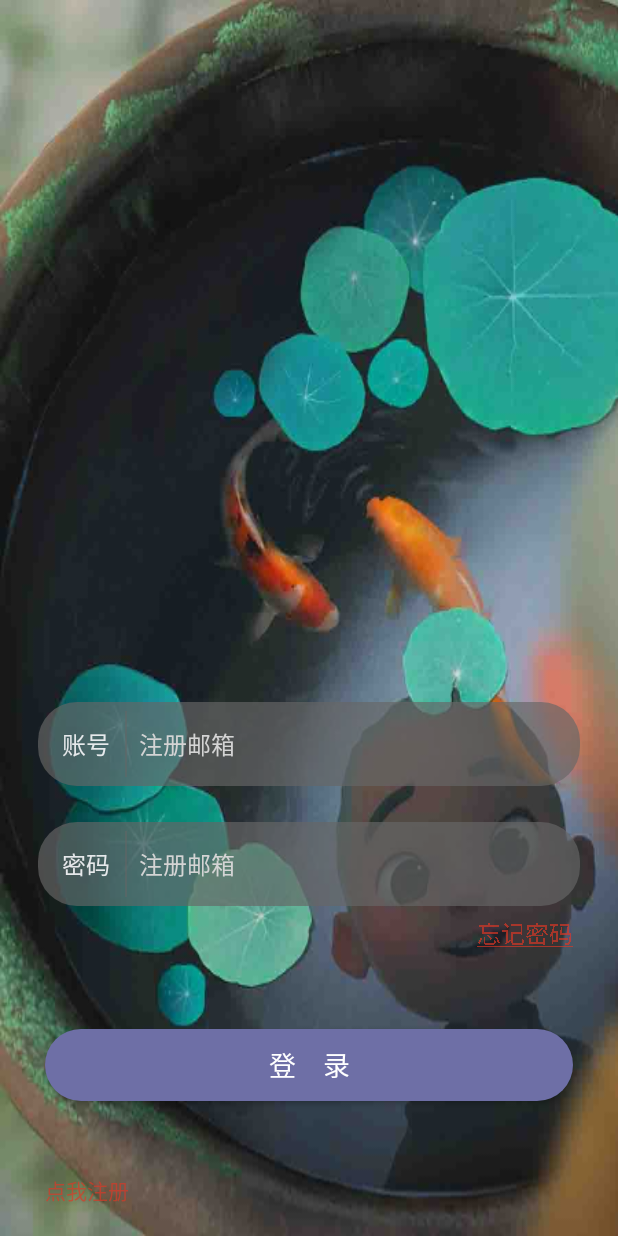
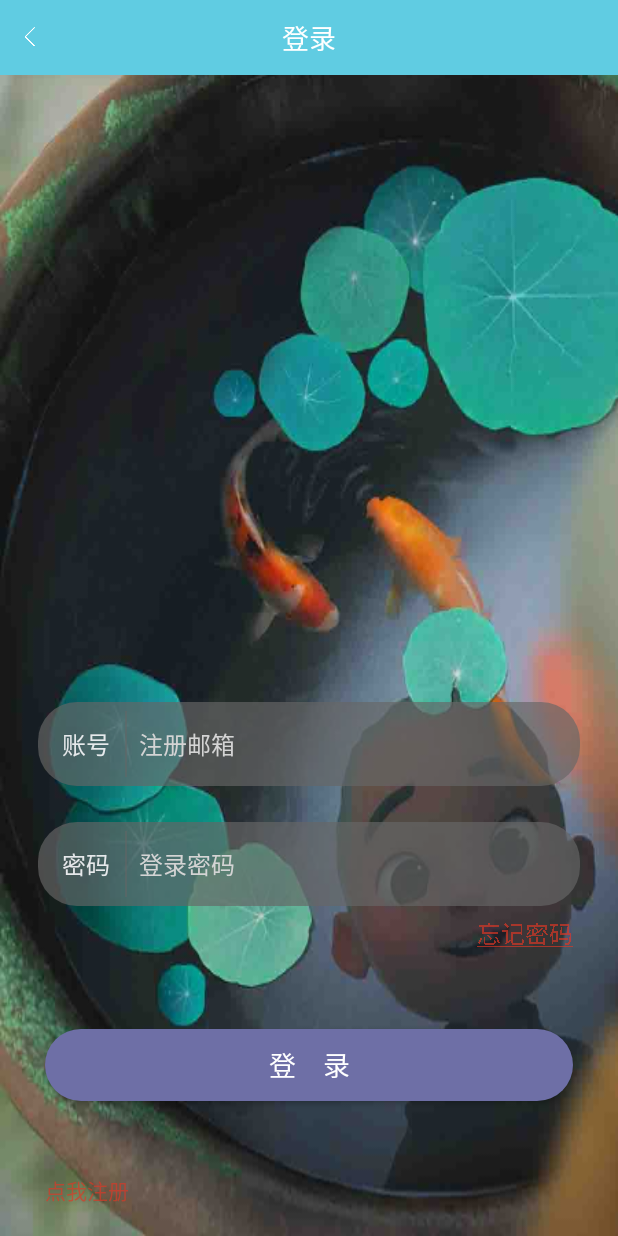
Before and after one commit to 1004145468/xtuPlayer, an Android app: the LoginActivity screen opened directly, with no data from a screen before it, on a phone screen of 412 x 824 dp. Run offline under Robolectric (Android 15) with nearby library versions, the phone set to English and light mode, and no system bars; our stand-ins replace ButterKnife; libraries missing offline, so code that uses them is left out: cn.bmob.v3.

Commit message:
1. 修改登录界面返回退出应用问题  2. 修改界面跳转逻辑 3. 提供清楚用户信息功能

```diff
--- a/Player/app/src/main/java/com/ruo/player/HomeActivity.java
+++ b/Player/app/src/main/java/com/ruo/player/HomeActivity.java
@@ -97,8 +97,7 @@ public class HomeActivity extends FragmentActivity {
     protected void onActivityResult(int requestCode, int resultCode, Intent data) {
         super.onActivityResult(requestCode, resultCode, data);
         if (requestCode == REQUEST_USERINFO && resultCode == RESULT_OK) {
-            PLGT.gotoLoginActivity(this);
-            finish();
+            mHeadView.setImageURI("");
         }
     }
 }
--- a/Player/app/src/main/java/com/ruo/player/LoginActivity.java
+++ b/Player/app/src/main/java/com/ruo/player/LoginActivity.java
@@ -11,11 +11,10 @@ import android.widget.TextView;
 import com.ruo.player.Utils.BmobUtils;
 import com.ruo.player.Utils.DialogUtils;
 import com.ruo.player.Utils.PLGT;
-import com.ruo.player.base.BaseActivity;
+import com.ruo.player.base.BaseTitleBackActivity;
 import com.ruo.player.entries.Player;
 
 import butterknife.BindView;
-import butterknife.ButterKnife;
 import butterknife.OnClick;
 import cn.bmob.v3.exception.BmobException;
 import cn.bmob.v3.listener.SaveListener;
@@ -24,7 +23,7 @@ import cn.bmob.v3.listener.SaveListener;
  * Created by Administrator on 2017/4/3.
  */
 
-public class LoginActivity extends BaseActivity {
+public class LoginActivity extends BaseTitleBackActivity {
 
     @BindView(R.id.login_forgetpsw)
     TextView forgetPswView;
@@ -82,8 +81,16 @@ public class LoginActivity extends BaseActivity {
     @Override
     protected void onCreate(@Nullable Bundle savedInstanceState) {
         super.onCreate(savedInstanceState);
-        setContentView(R.layout.activity_login);
-        ButterKnife.bind(this);
         forgetPswView.getPaint().setFlags(Paint.UNDERLINE_TEXT_FLAG);
     }
+
+    @Override
+    public int getLayoutId() {
+        return R.layout.activity_login;
+    }
+
+    @Override
+    public String getBarTitle() {
+        return "登录";
+    }
 }
--- a/Player/app/src/main/res/layout/activity_forgetpsw.xml
+++ b/Player/app/src/main/res/layout/activity_forgetpsw.xml
@@ -11,7 +11,7 @@
         android:layout_width="wrap_content"
         android:layout_height="wrap_content"
         android:textSize="18sp"
-        android:textColor="@color/color4"
+        android:textColor="#e5f8f8fa"
         android:layout_marginTop="30dp"
         android:layout_marginLeft="10dp"
         android:text="请输入注册邮箱"
@@ -28,6 +28,7 @@
         android:singleLine="true"
         android:paddingTop="10dp"
         android:paddingBottom="10dp"
+        android:textColor="#aaffffff"
         />
 
     <TextView
--- a/Player/app/src/main/res/layout/activity_login.xml
+++ b/Player/app/src/main/res/layout/activity_login.xml
@@ -5,6 +5,8 @@
     android:layout_height="match_parent"
     android:background="@drawable/regeist_bg"
     >
+
+    <include layout="@layout/activity_base_title_back" />
 
     <LinearLayout
         android:id="@+id/login_usercontainer"
@@ -86,7 +88,7 @@
             android:layout_marginRight="8dp"
             android:layout_weight="1"
             android:background="@android:color/transparent"
-            android:hint="注册邮箱"
+            android:hint="登录密码"
             android:inputType="textPassword"
             android:textColorHint="#d4d4d4"
             android:textSize="16sp"
--- a/Player/app/src/main/res/layout/activity_usercenter.xml
+++ b/Player/app/src/main/res/layout/activity_usercenter.xml
@@ -187,6 +187,7 @@
         android:background="@drawable/select_loginbtn_bg"
         android:text="退　出"
         android:textColor="@color/color1"
-        android:textSize="18sp" />
+        android:textSize="18sp"
+        android:visibility="invisible"/>
 
 </RelativeLayout>
```
Also changed, not shown: Player/app/src/main/java/com/ruo/player/UserCenterActivity.java (+10 -9 lines), Player/app/src/main/java/com/ruo/player/Utils/BmobUtils.java (+11 -0 lines).
